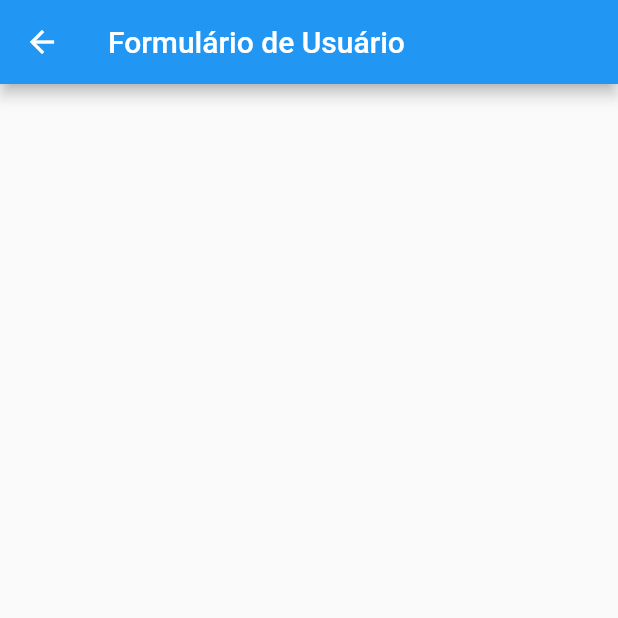
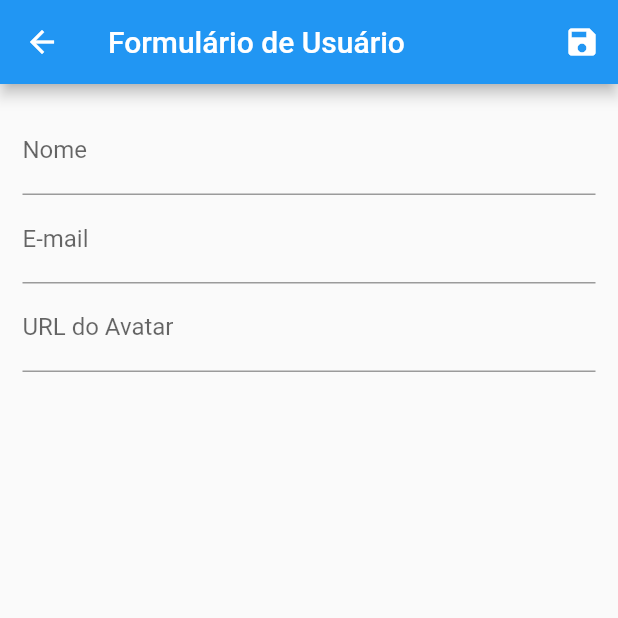
Before and after one commit to rms2307/CRUD-usuario-flutter, a Flutter app: the UserForm screen opened by its route, on a phone screen of 412 x 824 dp, the top half of it. Run offline on Flutter 3.47's test engine with Material 2 defaults, Android fonts, the phone set to English and light mode, and no system bars; network calls fail.

Commit message:
implementando o insert

```diff
--- a/lib/components/user_tile.dart
+++ b/lib/components/user_tile.dart
@@ -1,6 +1,5 @@
 import 'package:CRUD_flutter/models/users.dart';
 import 'package:CRUD_flutter/routes/app_routes.dart';
-import 'package:flutter/cupertino.dart';
 import 'package:flutter/material.dart';
 
 class UserTile extends StatelessWidget {
--- a/lib/models/users.dart
+++ b/lib/models/users.dart
@@ -7,8 +7,5 @@ class User {
   final String avatarUrl;
 
   const User(
-      {this.id,
-      @required this.name,
-      @required this.email,
-      @required this.avatarUrl});
+      {this.id, @required this.name, @required this.email, this.avatarUrl});
 }
--- a/lib/provider/users_provider.dart
+++ b/lib/provider/users_provider.dart
@@ -25,7 +25,6 @@ class UsersProvider with ChangeNotifier {
     }
 
     if (user.id != null &&
-        // Update
         user.id.trim().isNotEmpty &&
         _items.containsKey(user.id)) {
       _items.update(
@@ -36,7 +35,6 @@ class UsersProvider with ChangeNotifier {
               email: user.email,
               avatarUrl: user.avatarUrl));
     } else {
-      // Insert
       final id = Random().nextDouble().toString();
       _items.putIfAbsent(
           id,
--- a/lib/views/user_form.dart
+++ b/lib/views/user_form.dart
@@ -1,11 +1,68 @@
+import 'package:CRUD_flutter/models/users.dart';
+import 'package:CRUD_flutter/provider/users_provider.dart';
 import 'package:flutter/material.dart';
+import 'package:provider/provider.dart';
 
 class UserForm extends StatelessWidget {
+  final _form = GlobalKey<FormState>();
+  final Map<String, String> _formData = {};
+
   @override
   Widget build(BuildContext context) {
     return Scaffold(
       appBar: AppBar(
         title: Text('Formulário de Usuário'),
+        actions: <Widget>[
+          IconButton(
+            icon: Icon(Icons.save),
+            onPressed: () {
+              final isValid = _form.currentState.validate();
+
+              if (isValid) {
+                _form.currentState.save();
+
+                Provider.of<UsersProvider>(context, listen: false).put(User(
+                  id: _formData['id'],
+                  name: _formData['name'],
+                  email: _formData['email'],
+                  avatarUrl: _formData['avatarUrl'],
+                ));
+                Navigator.of(context).pop();
+              }
+            },
+          )
+        ],
+      ),
+      body: Padding(
+        padding: EdgeInsets.all(15),
+        child: Form(
+          key: _form,
+          child: Column(
+            children: <Widget>[
+              TextFormField(
+                decoration: InputDecoration(labelText: 'Nome'),
+                validator: (value) {
+                  if (value == null || value.trim().isEmpty) {
+                    return 'Nome inválido';
+                  }
+                  if (value.trim().length < 3) {
+                    return 'Nome curto. Mínimo 3 letras';
+                  }
+                  return null;
+                },
+                onSaved: (value) => _formData['name'] = value,
+              ),
+              TextFormField(
+                decoration: InputDecoration(labelText: 'E-mail'),
+                onSaved: (value) => _formData['email'] = value,
+              ),
+              TextFormField(
+                decoration: InputDecoration(labelText: 'URL do Avatar'),
+                onSaved: (value) => _formData['avatarUrl'] = value,
+              ),
+            ],
+          ),
+        ),
       ),
     );
   }
--- a/lib/views/user_list.dart
+++ b/lib/views/user_list.dart
@@ -1,5 +1,4 @@
 import 'package:CRUD_flutter/components/user_tile.dart';
-import 'package:CRUD_flutter/data/dummy_users.dart';
 import 'package:CRUD_flutter/provider/users_provider.dart';
 import 'package:CRUD_flutter/routes/app_routes.dart';
 import 'package:flutter/material.dart';
```
